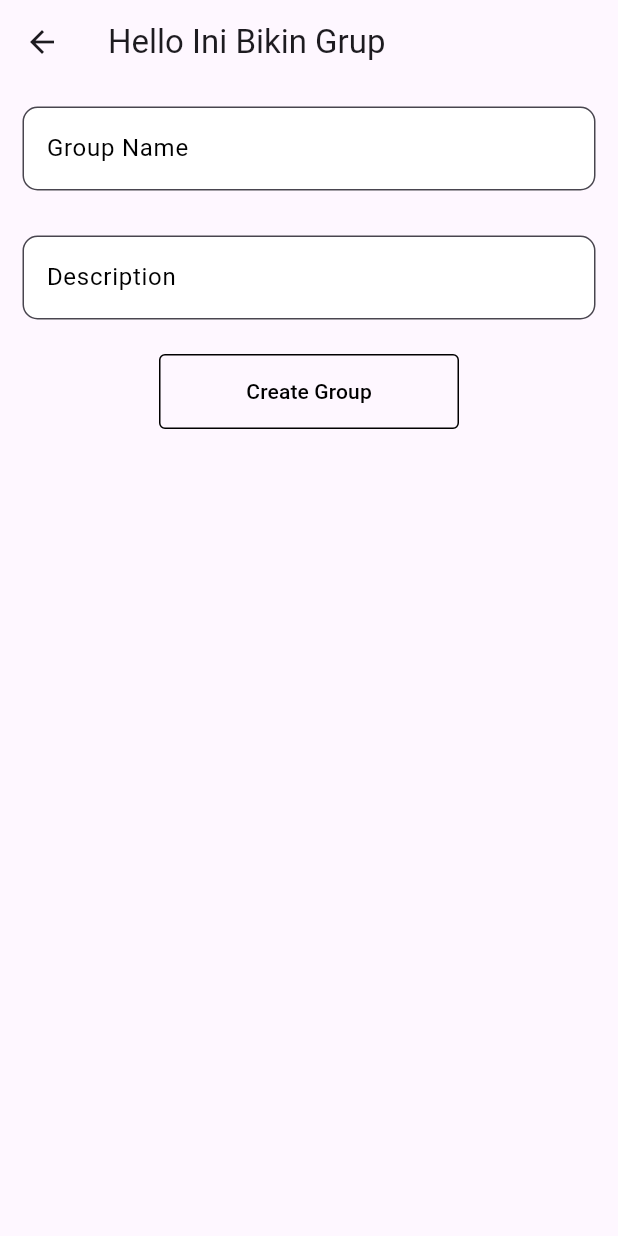
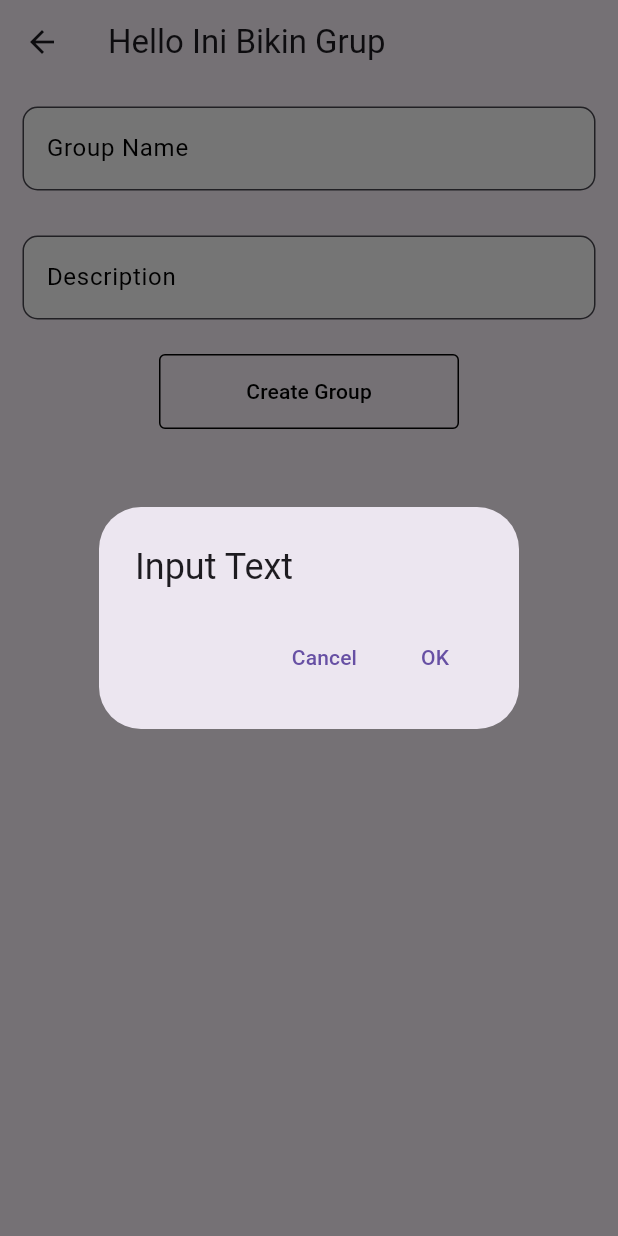
Before and after one commit to Viriyadhi/Forus, a Flutter app: the CreateGroup screen opened directly, after a tap on "Create Group", on a phone screen of 412 x 824 dp. Run offline on Flutter 3.47's test engine with Material 3 defaults, Android fonts, the phone set to English and light mode, and no system bars; our stand-ins replace firebase_auth, firebase_core, firebase_database, google_sign_in, sign_in_button; accounts and stored records are empty.

Commit message:
feat[VE]: Prevent empty input in create group

```diff
--- a/lib/pages/create_group.dart
+++ b/lib/pages/create_group.dart
@@ -69,10 +69,29 @@ class _CreateGroupState extends State<CreateGroup> {
                     padding: const EdgeInsets.all(8.0),
                     child: TextButton(
                       onPressed: () {
-                        inputData(
-                            groupNameInput.text, groupDescriptionInput.text);
-                        groupNameInput.text = "";
-                        groupDescriptionInput.text = "";
+                        if(groupNameInput.text.isEmpty || groupDescriptionInput.text.isEmpty){
+                          showDialog(context: context,
+                            builder: (BuildContext context) => AlertDialog(
+                              title: const Text("Input Text"),
+                              actions: <Widget>[
+                                TextButton(
+                                  onPressed: () => Navigator.pop(context, 'Cancel'),
+                                  child: const Text('Cancel'),
+                                ),
+                                TextButton(
+                                  onPressed: () => Navigator.pop(context, 'OK'),
+                                  child: const Text('OK'),
+                                ),
+                              ],
+                            )
+                          );
+                        }
+                        if(groupNameInput.text.isNotEmpty && groupDescriptionInput.text.isNotEmpty){
+                          inputData(
+                              groupNameInput.text, groupDescriptionInput.text);
+                          groupNameInput.text = "";
+                          groupDescriptionInput.text = "";
+                        }
                       },
                       style: TextButton.styleFrom(
                           fixedSize: const Size(200, 50),
```
